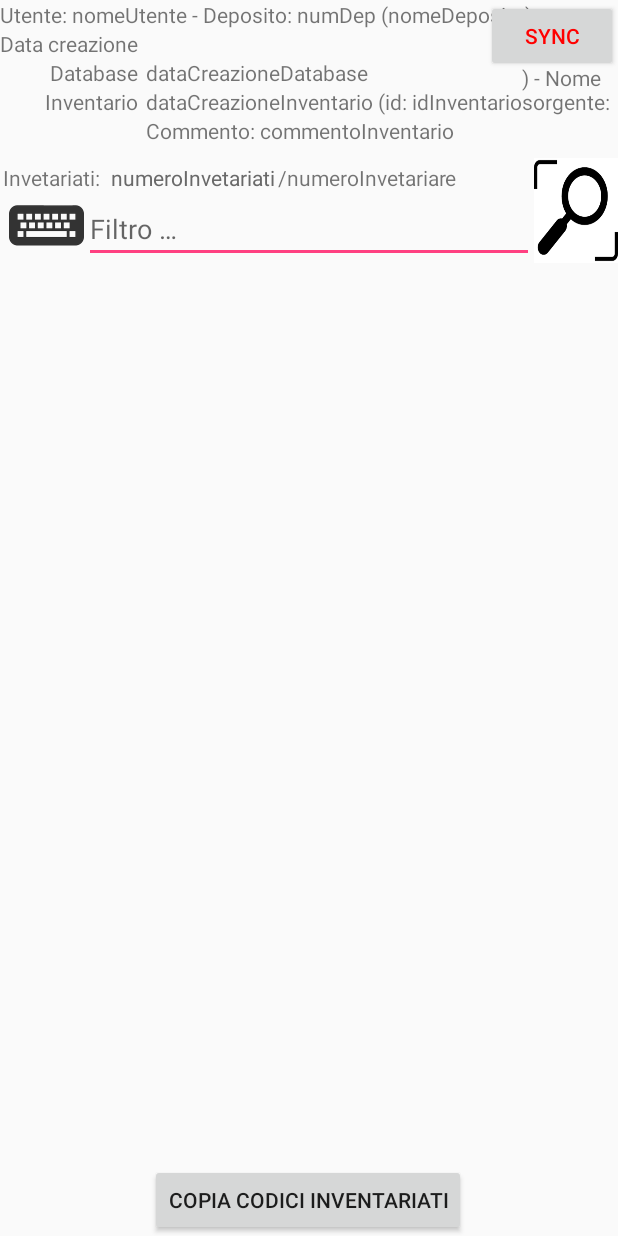
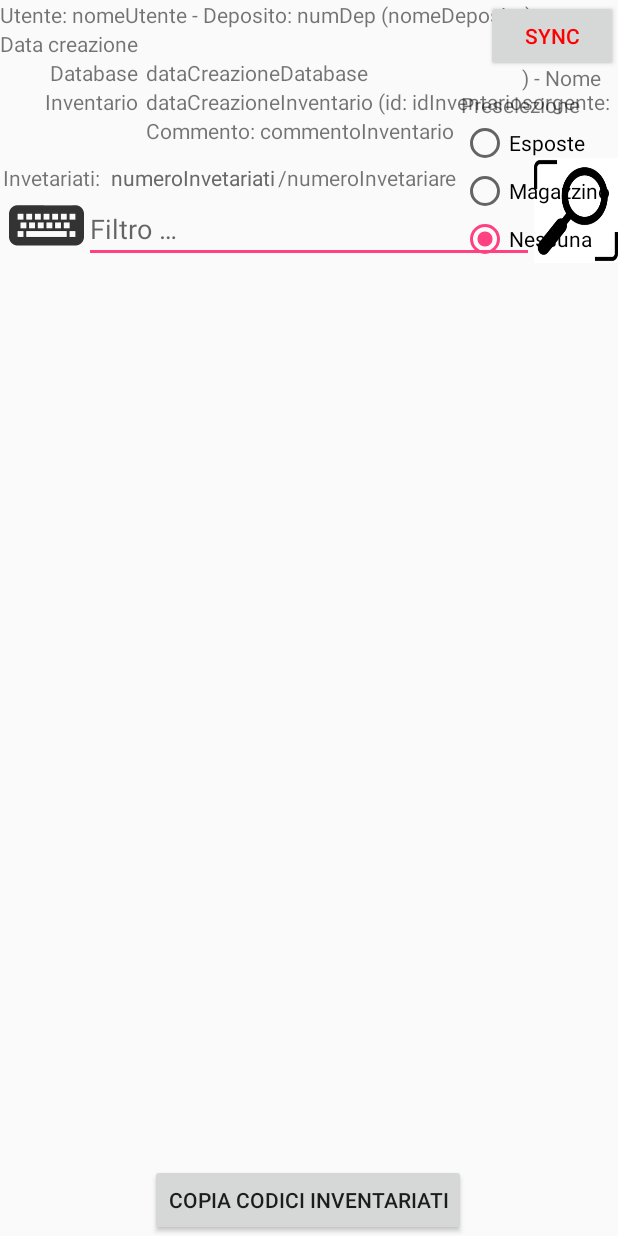
Before and after one commit to marfisi/InventarioMerce, an Android app: the layout activity_main.xml on its own in the app's theme, with its tools: preview values and no code run, on a phone screen of 412 x 824 dp. Run offline under Robolectric (Android 15) with nearby library versions, the phone set to English and light mode, and no system bars.

Commit message:
16/02 PROD
- aggiunto il tipo di preselezione per editare la cella adatta quando
entro in modifica con la matitina
- il passaggio dele stringhe da salvare nel file report, non vengono più
passate con intent perché si bloccava, ma con una classe statica

```diff
--- a/InventarioMerce/app/src/main/java/it/cascino/dbsqlite/Rel_articoli_barcodeDao.java
+++ b/InventarioMerce/app/src/main/java/it/cascino/dbsqlite/Rel_articoli_barcodeDao.java
@@ -111,7 +111,6 @@ public class Rel_articoli_barcodeDao extends AbstractDao<Rel_articoli_barcode, V
 
     @Override
     public boolean hasKey(Rel_articoli_barcode entity) {
-        // TODO
         return false;
     }
 
--- a/InventarioMerce/app/src/main/res/layout/activity_main.xml
+++ b/InventarioMerce/app/src/main/res/layout/activity_main.xml
@@ -267,6 +267,52 @@
             android:layout_alignBottom="@+id/textView16"
             android:layout_toRightOf="@+id/textView16"
             android:layout_toEndOf="@+id/textView16"/>
+
+        <RelativeLayout
+            android:layout_width="wrap_content"
+            android:layout_height="wrap_content"
+            android:layout_alignBottom="@+id/cercaButton"
+            android:layout_alignParentRight="true"
+            android:layout_alignParentEnd="true"
+            android:layout_marginRight="5dp">
+
+            <TextView
+                android:layout_width="wrap_content"
+                android:layout_height="wrap_content"
+                android:text="Preselezione"
+                android:id="@+id/textView17"/>
+
+            <RadioGroup
+                android:id="@+id/radioGroupPreselezione"
+                android:layout_width="wrap_content"
+                android:layout_height="wrap_content"
+                android:layout_below="@+id/textView17"
+                >
+
+                <RadioButton
+                    android:layout_width="wrap_content"
+                    android:layout_height="wrap_content"
+                    android:text="Esposte"
+                    android:id="@+id/radioBtnPreselezioneEsposte"
+                    android:checked="false"
+                    />
+
+                <RadioButton
+                    android:layout_width="wrap_content"
+                    android:layout_height="wrap_content"
+                    android:text="Magazzino"
+                    android:id="@+id/radioBtnPreselezioneMagazzino"
+                    android:checked="false"
+                    />
+
+                <RadioButton
+                    android:layout_width="wrap_content"
+                    android:layout_height="wrap_content"
+                    android:text="Nessuna"
+                    android:id="@+id/radioBtnPreselezioneNessuna"
+                    android:checked="true"/>
+            </RadioGroup>
+        </RelativeLayout>
     </RelativeLayout>
 
     <ListView
```
Also changed, not shown: InventarioMerce/app/src/main/java/it/cascino/inventariomerce/MainActivity.java (+24 -3 lines), InventarioMerce/app/src/main/java/it/cascino/inventariomerce/activity/ModificaArticoloActivity.java (+13 -0 lines), InventarioMerce/app/src/main/java/it/cascino/inventariomerce/activity/SyncActivity.java (+5 -3 lines), InventarioMerce/app/src/main/java/it/cascino/inventariomerce/utils/DatiStatici.java (added, +25 -0 lines), InventarioMerce/app/src/main/java/it/cascino/inventariomerce/utils/ScambioDatiIntent.java (added, +24 -0 lines).
